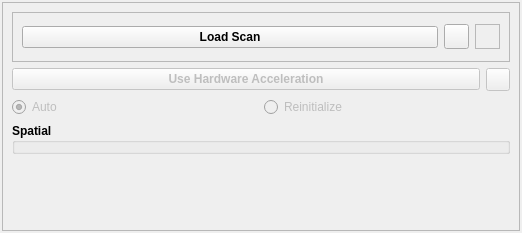
Qt form cls/applications/pyStxm/scan_plugins/point_scan.ui (RussBerg/pyStxm3) before a commit.
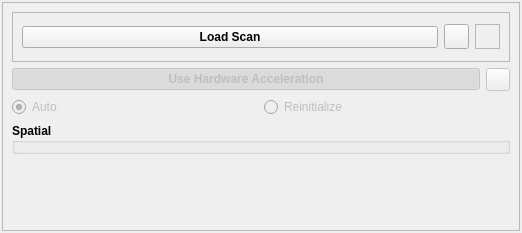
The same form after that commit. Icons and pictures are not drawn.

The edit to the form file:
```diff
--- a/cls/applications/pyStxm/scan_plugins/point_scan.ui
+++ b/cls/applications/pyStxm/scan_plugins/point_scan.ui
@@ -158,7 +158,7 @@
            <bool>true</bool>
           </property>
           <property name="checked">
-           <bool>false</bool>
+           <bool>true</bool>
           </property>
          </widget>
         </item>
```
